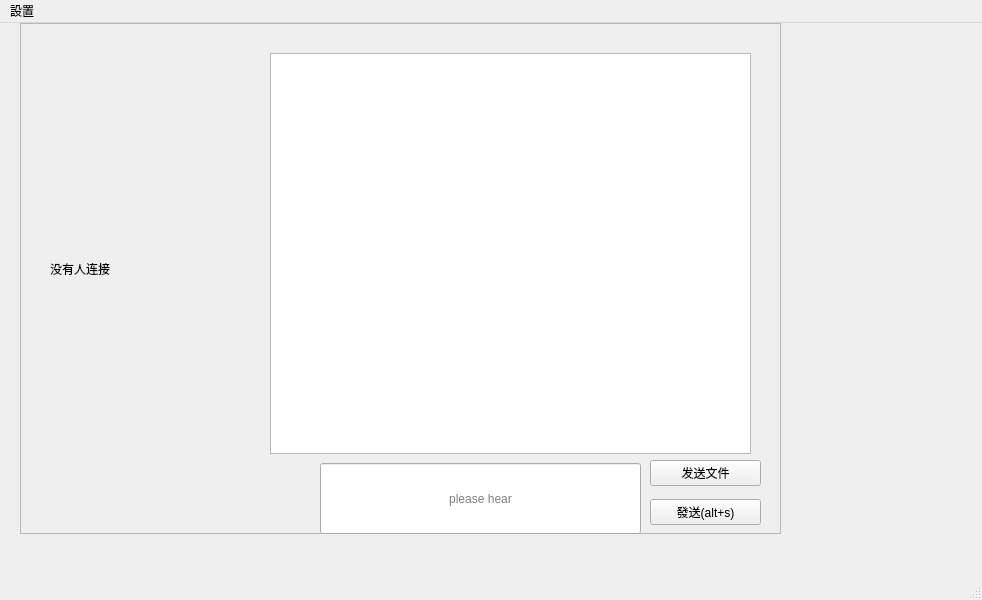
Qt form mainwindow.ui (liguyano/qt_demo) before a commit.
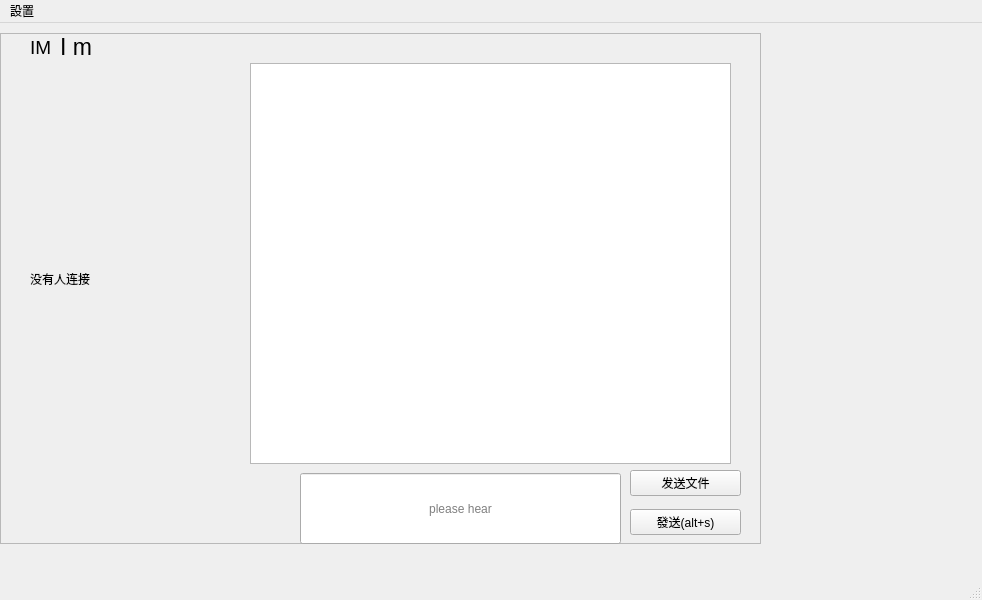
The same form after that commit.

Diff of the .ui file:
```diff
--- a/mainwindow.ui
+++ b/mainwindow.ui
@@ -17,8 +17,8 @@
    <widget class="QFrame" name="frame">
     <property name="geometry">
      <rect>
-      <x>20</x>
-      <y>0</y>
+         <x>0</x>
+         <y>10</y>
       <width>761</width>
       <height>511</height>
      </rect>
@@ -124,6 +124,42 @@
       </item>
      </layout>
     </widget>
+       <widget class="QLabel" name="label_3">
+           <property name="geometry">
+               <rect>
+                   <x>30</x>
+                   <y>0</y>
+                   <width>41</width>
+                   <height>28</height>
+               </rect>
+           </property>
+           <property name="font">
+               <font>
+                   <pointsize>14</pointsize>
+               </font>
+           </property>
+           <property name="text">
+               <string>IM</string>
+           </property>
+       </widget>
+       <widget class="QLabel" name="myName">
+           <property name="geometry">
+               <rect>
+                   <x>60</x>
+                   <y>0</y>
+                   <width>181</width>
+                   <height>28</height>
+               </rect>
+           </property>
+           <property name="font">
+               <font>
+                   <pointsize>17</pointsize>
+               </font>
+           </property>
+           <property name="text">
+               <string>I m</string>
+           </property>
+       </widget>
     <zorder>layoutWidget</zorder>
     <zorder>textBrowser</zorder>
     <zorder>lineEdit</zorder>
```
Left out of the diff: 4 changed lines with no effect on the pictures. Lines whose indentation alone changed are shown as unchanged.
